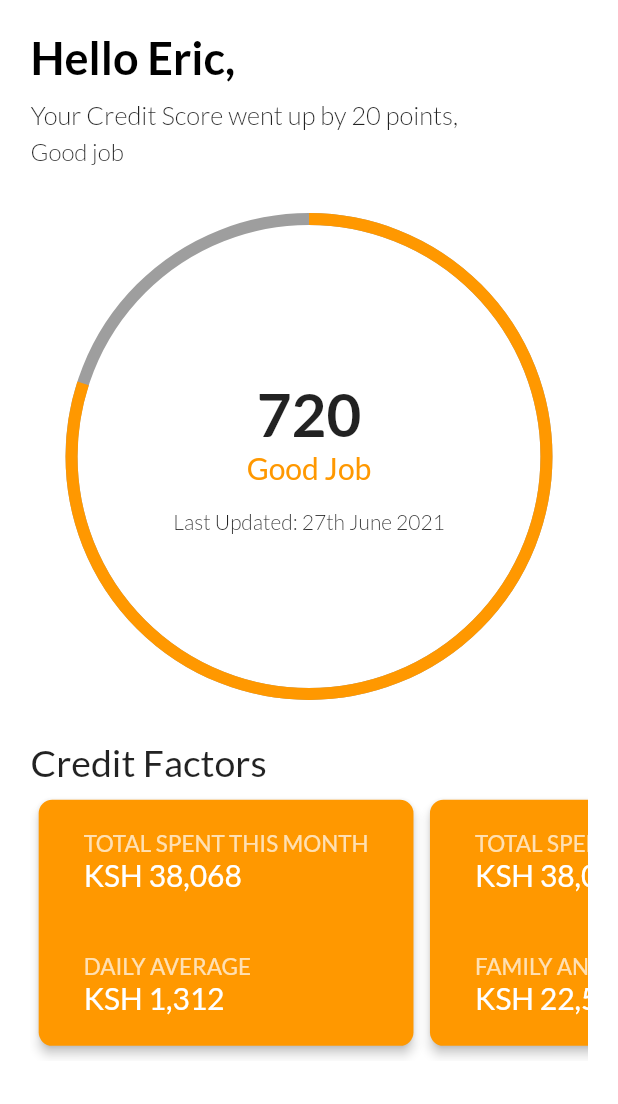
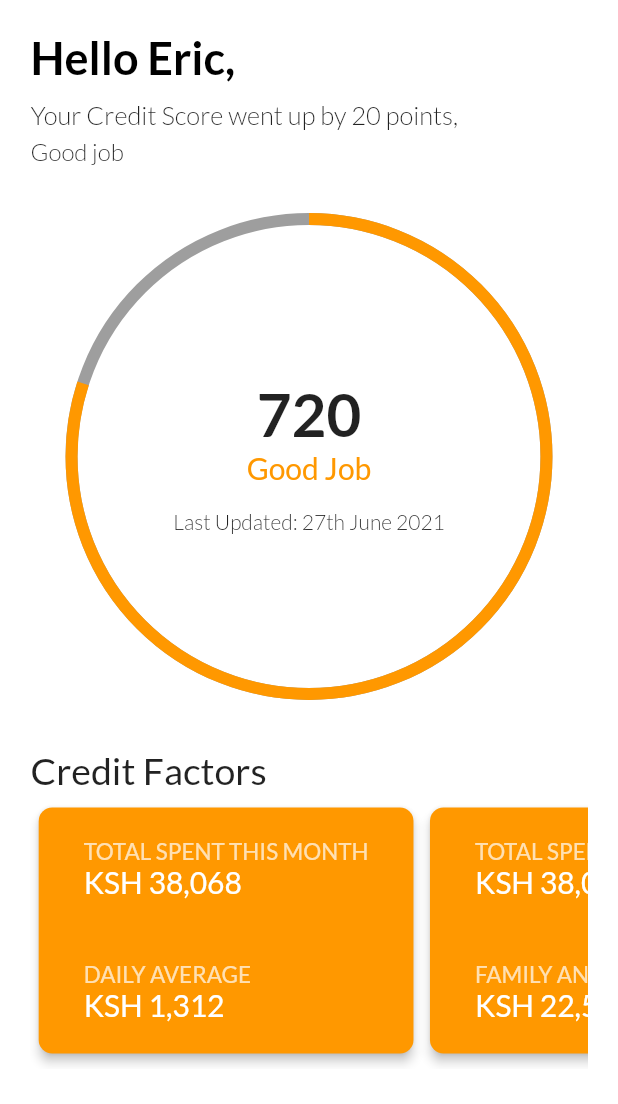
Before and after one commit to CarltonK/kweli-score, a Flutter app: the SimbaDash screen opened directly, on a phone screen of 412 x 824 dp. Shown: the top 1104 px of the screen. Run offline on Flutter 3.47's test engine with Material 2 defaults, Android fonts, the phone set to English and light mode, and no system bars; our stand-ins replace animated_bottom_navigation_bar, firebase_analytics, firebase_core, firebase_crashlytics, firebase_messaging, flutter_spinkit and 4 more; accounts and stored records are empty.

```diff
--- a/lib/screens/home/screens/dashboard/simba_screen.dart
+++ b/lib/screens/home/screens/dashboard/simba_screen.dart
@@ -29,13 +29,8 @@ class SimbaDash extends StatelessWidget {
             ),
             SizedBox(height: getProportionateScreenHeight(20)),
             GlobalScoreWidget(scorePercentage: 0.8),
-            SizedBox(height: getProportionateScreenHeight(15)),
-            Text(
-              'Credit Factors',
-              style: TextStyle(
-                fontSize: 25,
-              ),
-            ),
+            SizedBox(height: getProportionateScreenHeight(20)),
+            Text('Credit Factors', style: TextStyle(fontSize: 25)),
             SingleChildScrollView(
               scrollDirection: Axis.horizontal,
               child: Row(
```
Also changed, not shown: lib/screens/home/home_screen.dart (+7 -9 lines).
